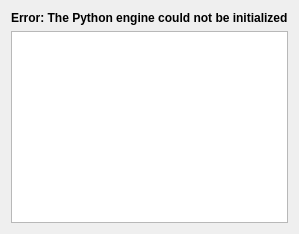
Qt form plugins/extensions/pykrita/plugin/manager.ui (KDE/krita) before a commit.
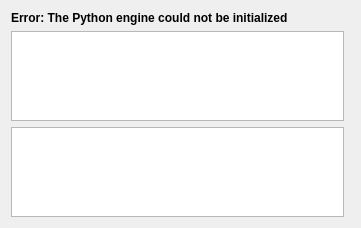
The same form after that commit.

Commit message:
Show the python plugin manual in the plugin manager
Note: I used pandoc to convert the md file to html. The
manual needs to be installed separately, and it needs to
be announced in the plugin's desktop file with the
X-Krita-Manual key.

```diff
--- a/plugins/extensions/pykrita/plugin/manager.ui
+++ b/plugins/extensions/pykrita/plugin/manager.ui
@@ -2,21 +2,16 @@
 <ui version="4.0">
  <class>ManagerPage</class>
  <widget class="QWidget" name="ManagerPage">
-  <layout class="QVBoxLayout" name="verticalLayout">
-   <item>
-    <widget class="QLabel" name="errorLabel">
-     <property name="font">
-      <font>
-       <weight>75</weight>
-       <bold>true</bold>
-      </font>
-     </property>
-     <property name="text">
-      <string>Error: The Python engine could not be initialized</string>
-     </property>
-    </widget>
-   </item>
-   <item>
+  <property name="geometry">
+   <rect>
+    <x>0</x>
+    <y>0</y>
+    <width>361</width>
+    <height>228</height>
+   </rect>
+  </property>
+  <layout class="QGridLayout" name="gridLayout">
+   <item row="1" column="0">
     <widget class="QTreeView" name="pluginsList">
      <property name="selectionMode">
       <enum>QAbstractItemView::SingleSelection</enum>
@@ -41,6 +36,22 @@
      </attribute>
     </widget>
    </item>
+   <item row="0" column="0" colspan="2">
+    <widget class="QLabel" name="errorLabel">
+     <property name="font">
+      <font>
+       <weight>75</weight>
+       <bold>true</bold>
+      </font>
+     </property>
+     <property name="text">
+      <string>Error: The Python engine could not be initialized</string>
+     </property>
+    </widget>
+   </item>
+   <item row="2" column="0">
+    <widget class="QTextBrowser" name="textBrowser"/>
+   </item>
   </layout>
  </widget>
  <resources/>
```
The commit also changes 9 other files.
